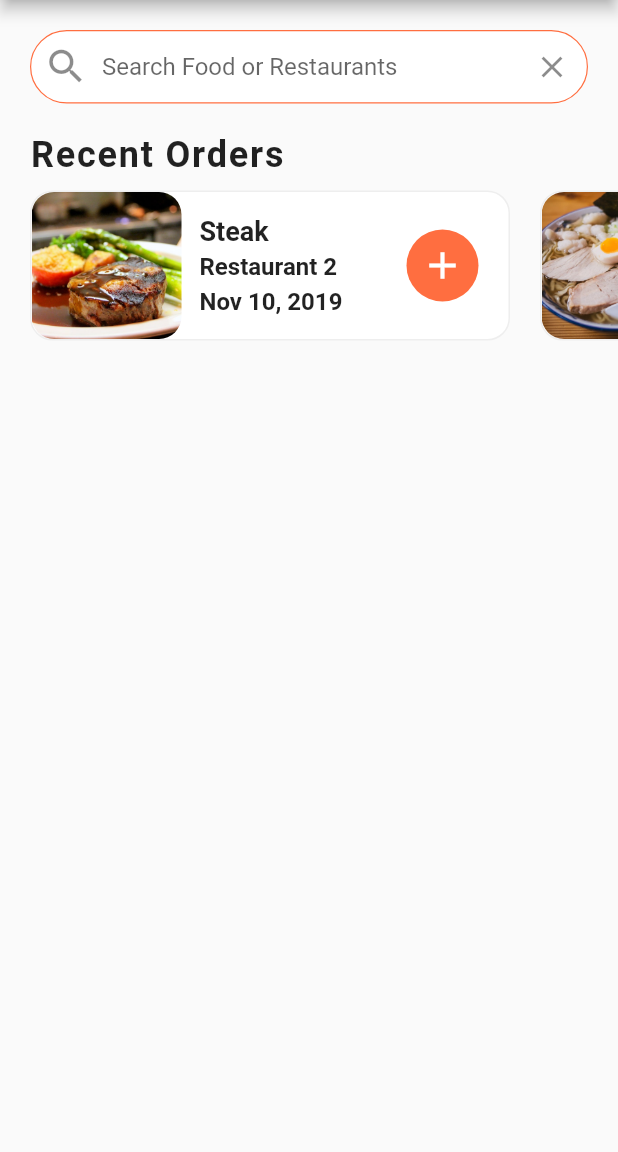
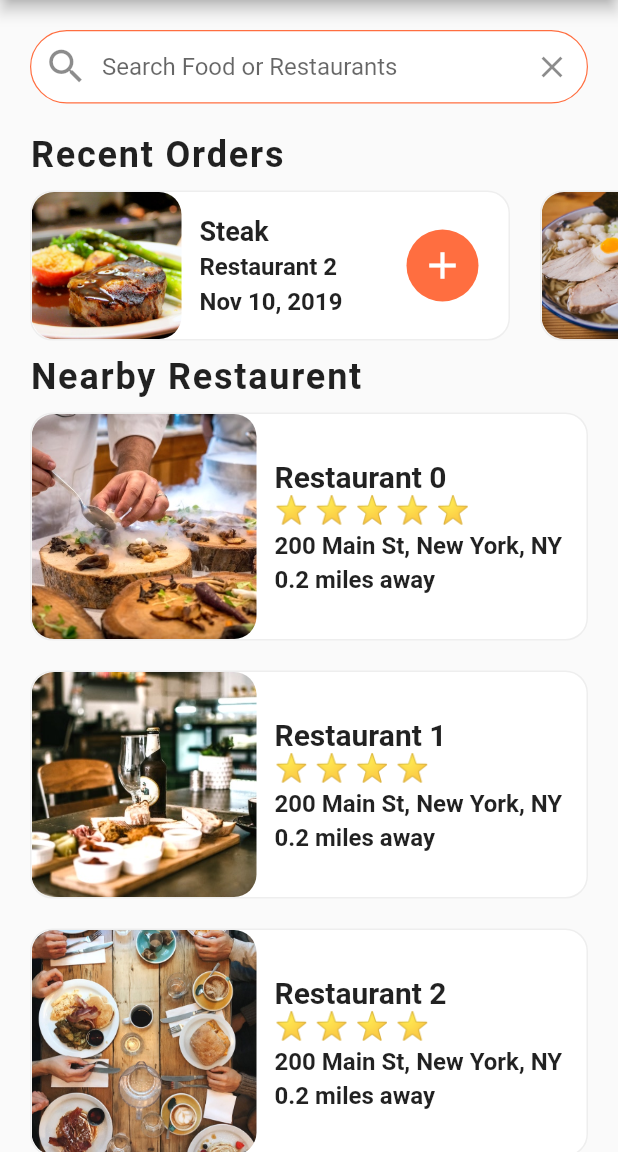
Before and after one commit to yash001dev/foodDeliveryApp, a Flutter app: the screen it shows after launch, on a phone screen of 412 x 824 dp, the part 84-1236 px from its top. Run offline on Flutter 3.47's test engine with Material 2 defaults, Android fonts, the phone set to English and light mode, and no system bars.

Commit message:
Nearby Restaurant Part Completed

```diff
--- a/lib/screens/home_screen.dart
+++ b/lib/screens/home_screen.dart
@@ -1,5 +1,7 @@
 import 'package:flutter/material.dart';
 import 'package:fooddelivery/data/data.dart';
+import 'package:fooddelivery/models/restaurant.dart';
+import 'package:fooddelivery/widgets/rating_stars.dart';
 import 'package:fooddelivery/widgets/recent_order.dart';
 
 class HomeScreen extends StatefulWidget {
@@ -8,6 +10,73 @@ class HomeScreen extends StatefulWidget {
 }
 
 class _HomeScreenState extends State<HomeScreen> {
+  _buildRestaurant() {
+    List<Widget> restaurantList = [];
+    restaurants.forEach((Restaurant restaurant) {
+      restaurantList.add(Container(
+        margin: EdgeInsets.symmetric(horizontal: 20.0, vertical: 10.0),
+        decoration: BoxDecoration(
+            color: Colors.white,
+            borderRadius: BorderRadius.circular(15.0),
+            border: Border.all(width: 1.0, color: Colors.grey[200])),
+        child: Row(
+          children: <Widget>[
+            ClipRRect(
+              borderRadius: BorderRadius.circular(15.0),
+              child: Image(
+                image: AssetImage(restaurant.imageUrl),
+                height: 150.0,
+                width: 150.0,
+                fit: BoxFit.cover,
+              ),
+            ),
+            new Expanded(
+              child: Container(
+                margin: EdgeInsets.all(12.0),
+                child: new Column(
+                  mainAxisAlignment: MainAxisAlignment.center,
+                  crossAxisAlignment: CrossAxisAlignment.start,
+                  children: <Widget>[
+                    Text(
+                      restaurant.name,
+                      style: TextStyle(
+                        fontSize: 20.0,
+                        fontWeight: FontWeight.bold,
+                      ),
+                      overflow: TextOverflow.ellipsis,
+                    ),
+                    RatingStars(restaurant.rating),
+                    SizedBox(
+                      height: 4.0,
+                    ),
+                    Text(
+                      restaurant.address,
+                      style: new TextStyle(
+                          fontSize: 16.0, fontWeight: FontWeight.w600),
+                      overflow: TextOverflow.ellipsis,
+                    ),
+                    SizedBox(
+                      height: 4.0,
+                    ),
+                    Text(
+                      '0.2 miles away',
+                      style: new TextStyle(
+                          fontSize: 16.0, fontWeight: FontWeight.w600),
+                      overflow: TextOverflow.ellipsis,
+                    )
+                  ],
+                ),
+              ),
+            )
+          ],
+        ),
+      ));
+    });
+    return Column(
+      children: restaurantList,
+    );
+  }
+
   @override
   Widget build(BuildContext context) {
     return Scaffold(
@@ -61,6 +130,23 @@ class _HomeScreenState extends State<HomeScreen> {
               ),
             ),
             RecentOrder(),
+            Column(
+              crossAxisAlignment: CrossAxisAlignment.start,
+              children: <Widget>[
+                Padding(
+                  padding: const EdgeInsets.symmetric(horizontal: 20.0),
+                  child: Text(
+                    'Nearby Restaurent',
+                    style: TextStyle(
+                      fontSize: 24.0,
+                      fontWeight: FontWeight.w600,
+                      letterSpacing: 1.2,
+                    ),
+                  ),
+                ),
+                _buildRestaurant(),
+              ],
+            )
           ],
         ));
   }
--- /dev/null
+++ b/lib/widgets/rating_stars.dart
@@ -0,0 +1,21 @@
+import 'package:flutter/material.dart';
+
+class RatingStars extends StatelessWidget {
+  final int rating;
+
+  RatingStars(this.rating);
+  @override
+  Widget build(BuildContext context) {
+    String stars = '';
+    for (int i = 0; i < rating; i++) {
+      stars += '⭐ ';
+    }
+    stars.trim();
+    return Text(
+      stars,
+      style: TextStyle(
+        fontSize: 18.0,
+      ),
+    );
+  }
+}
```
